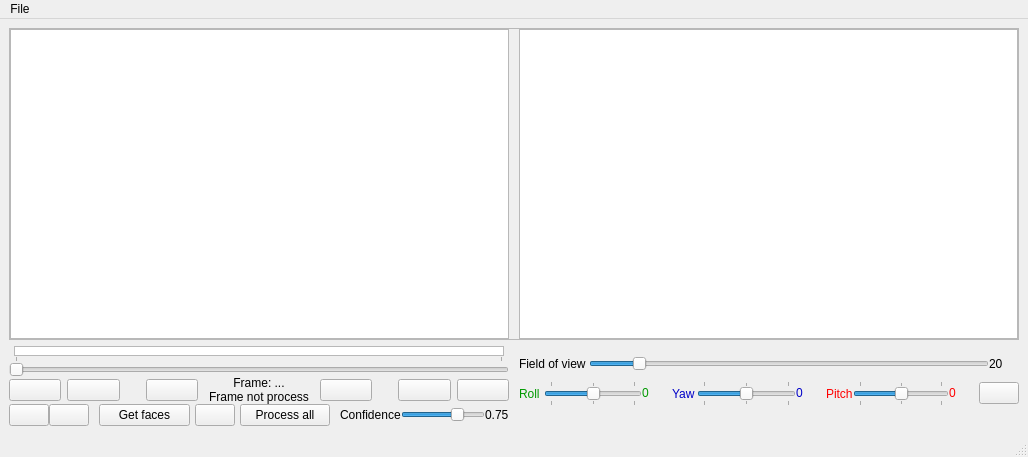
Old version of the form code/ui/main.ui in the repository senecolas/IRC3D-head-compare.
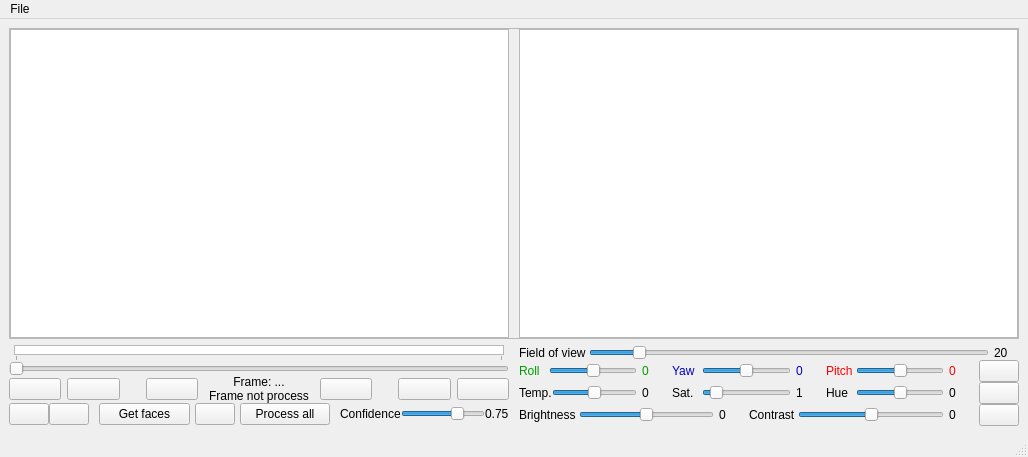
New version of the form. Icons and pictures are not drawn.

Commit message: Added filters sliders

```diff
--- a/code/ui/main.ui
+++ b/code/ui/main.ui
@@ -814,6 +814,9 @@
                <set>Qt::AlignLeading|Qt::AlignLeft|Qt::AlignVCenter</set>
               </property>
               <property name="margin">
+               <number>0</number>
+              </property>
+              <property name="indent">
                <number>5</number>
               </property>
              </widget>
@@ -839,7 +842,7 @@
               </property>
               <property name="minimumSize">
                <size>
-                <width>25</width>
+                <width>30</width>
                 <height>0</height>
                </size>
               </property>
@@ -869,7 +872,7 @@
                <enum>Qt::Horizontal</enum>
               </property>
               <property name="tickPosition">
-               <enum>QSlider::TicksBothSides</enum>
+               <enum>QSlider::NoTicks</enum>
               </property>
               <property name="tickInterval">
                <number>180</number>
@@ -886,7 +889,7 @@
               </property>
               <property name="minimumSize">
                <size>
-                <width>30</width>
+                <width>35</width>
                 <height>0</height>
                </size>
               </property>
@@ -900,6 +903,9 @@
                <set>Qt::AlignLeading|Qt::AlignLeft|Qt::AlignVCenter</set>
               </property>
               <property name="margin">
+               <number>0</number>
+              </property>
+              <property name="indent">
                <number>5</number>
               </property>
              </widget>
@@ -918,7 +924,7 @@
               </property>
               <property name="minimumSize">
                <size>
-                <width>25</width>
+                <width>30</width>
                 <height>0</height>
                </size>
               </property>
@@ -948,7 +954,7 @@
                <enum>Qt::Horizontal</enum>
               </property>
               <property name="tickPosition">
-               <enum>QSlider::TicksBothSides</enum>
+               <enum>QSlider::NoTicks</enum>
               </property>
               <property name="tickInterval">
                <number>180</number>
@@ -965,7 +971,7 @@
               </property>
               <property name="minimumSize">
                <size>
-                <width>30</width>
+                <width>35</width>
                 <height>0</height>
                </size>
               </property>
@@ -979,6 +985,9 @@
                <set>Qt::AlignLeading|Qt::AlignLeft|Qt::AlignVCenter</set>
               </property>
               <property name="margin">
+               <number>0</number>
+              </property>
+              <property name="indent">
                <number>5</number>
               </property>
              </widget>
@@ -997,7 +1006,7 @@
               </property>
               <property name="minimumSize">
                <size>
-                <width>25</width>
+                <width>30</width>
                 <height>0</height>
                </size>
               </property>
@@ -1027,7 +1036,7 @@
                <enum>Qt::Horizontal</enum>
               </property>
               <property name="tickPosition">
-               <enum>QSlider::TicksBothSides</enum>
+               <enum>QSlider::NoTicks</enum>
               </property>
               <property name="tickInterval">
                <number>180</number>
@@ -1044,7 +1053,7 @@
               </property>
               <property name="minimumSize">
                <size>
-                <width>30</width>
+                <width>35</width>
                 <height>0</height>
                </size>
               </property>
@@ -1058,6 +1067,9 @@
                <set>Qt::AlignLeading|Qt::AlignLeft|Qt::AlignVCenter</set>
               </property>
               <property name="margin">
+               <number>0</number>
+              </property>
+              <property name="indent">
                <number>5</number>
               </property>
              </widget>
@@ -1094,21 +1106,456 @@
           <property name="spacing">
            <number>0</number>
           </property>
-          <property name="sizeConstraint">
-           <enum>QLayout::SetMinimumSize</enum>
+          <item>
+           <layout class="QHBoxLayout" name="horizontalLayout_12">
+            <item>
+             <widget class="QLabel" name="temperatureTitle">
+              <property name="sizePolicy">
+               <sizepolicy hsizetype="Fixed" vsizetype="Preferred">
+                <horstretch>0</horstretch>
+                <verstretch>0</verstretch>
+               </sizepolicy>
+              </property>
+              <property name="minimumSize">
+               <size>
+                <width>30</width>
+                <height>0</height>
+               </size>
+              </property>
+              <property name="text">
+               <string>Temp.</string>
+              </property>
+             </widget>
+            </item>
+            <item>
+             <widget class="QSlider" name="temperatureSlider">
+              <property name="sizePolicy">
+               <sizepolicy hsizetype="Minimum" vsizetype="Fixed">
+                <horstretch>0</horstretch>
+                <verstretch>0</verstretch>
+               </sizepolicy>
+              </property>
+              <property name="minimum">
+               <number>-100</number>
+              </property>
+              <property name="maximum">
+               <number>100</number>
+              </property>
+              <property name="value">
+               <number>0</number>
+              </property>
+              <property name="orientation">
+               <enum>Qt::Horizontal</enum>
+              </property>
+              <property name="tickPosition">
+               <enum>QSlider::NoTicks</enum>
+              </property>
+              <property name="tickInterval">
+               <number>45</number>
+              </property>
+             </widget>
+            </item>
+            <item>
+             <widget class="QLabel" name="temperatureInfo">
+              <property name="sizePolicy">
+               <sizepolicy hsizetype="Fixed" vsizetype="Preferred">
+                <horstretch>0</horstretch>
+                <verstretch>0</verstretch>
+               </sizepolicy>
+              </property>
+              <property name="minimumSize">
+               <size>
+                <width>35</width>
+                <height>0</height>
+               </size>
+              </property>
+              <property name="text">
+               <string>0</string>
+              </property>
+              <property name="alignment">
+               <set>Qt::AlignLeading|Qt::AlignLeft|Qt::AlignVCenter</set>
+              </property>
+              <property name="margin">
+               <number>0</number>
+              </property>
+              <property name="indent">
+               <number>5</number>
+              </property>
+             </widget>
+            </item>
+           </layout>
+          </item>
+          <item>
+           <layout class="QHBoxLayout" name="horizontalLayout_9">
+            <item>
+             <widget class="QLabel" name="saturationTitle">
+              <property name="sizePolicy">
+               <sizepolicy hsizetype="Fixed" vsizetype="Preferred">
+                <horstretch>0</horstretch>
+                <verstretch>0</verstretch>
+               </sizepolicy>
+              </property>
+              <property name="minimumSize">
+               <size>
+                <width>30</width>
+                <height>0</height>
+               </size>
+              </property>
+              <property name="text">
+               <string>Sat.</string>
+              </property>
+             </widget>
+            </item>
+            <item>
+             <widget class="QSlider" name="saturationSlider">
+              <property name="sizePolicy">
+               <sizepolicy hsizetype="Minimum" vsizetype="Fixed">
+                <horstretch>0</horstretch>
+                <verstretch>0</verstretch>
+               </sizepolicy>
+              </property>
+              <property name="minimum">
+               <number>0</number>
+              </property>
+              <property name="maximum">
+               <number>10</number>
+              </property>
+              <property name="singleStep">
+               <number>1</number>
+              </property>
+              <property name="value">
+               <number>1</number>
+              </property>
+              <property name="orientation">
+               <enum>Qt::Horizontal</enum>
+              </property>
+              <property name="tickPosition">
+               <enum>QSlider::NoTicks</enum>
+              </property>
+              <property name="tickInterval">
+               <number>45</number>
+              </property>
+             </widget>
+            </item>
+            <item>
+             <widget class="QLabel" name="saturationInfo">
+              <property name="sizePolicy">
+               <sizepolicy hsizetype="Fixed" vsizetype="Preferred">
+                <horstretch>0</horstretch>
+                <verstretch>0</verstretch>
+               </sizepolicy>
+              </property>
+              <property name="minimumSize">
+               <size>
+                <width>35</width>
+                <height>0</height>
+               </size>
+              </property>
+              <property name="text">
+               <string>1</string>
+              </property>
+              <property name="alignment">
+               <set>Qt::AlignLeading|Qt::AlignLeft|Qt::AlignVCenter</set>
+              </property>
+              <property name="margin">
+               <number>0</number>
+              </property>
+              <property name="indent">
+               <number>5</number>
+              </property>
+             </widget>
+            </item>
+           </layout>
+          </item>
+          <item>
+           <layout class="QHBoxLayout" name="horizontalLayout_10">
+            <item>
+             <widget class="QLabel" name="hueTitle">
+              <property name="sizePolicy">
+               <sizepolicy hsizetype="Fixed" vsizetype="Preferred">
+                <horstretch>0</horstretch>
+                <verstretch>0</verstretch>
+               </sizepolicy>
+              </property>
+              <property name="minimumSize">
+               <size>
+                <width>30</width>
+                <height>0</height>
+               </size>
+              </property>
+              <property name="text">
+               <string>Hue</string>
+              </property>
+             </widget>
+            </item>
+            <item>
+             <widget class="QSlider" name="hueSlider">
+              <property name="sizePolicy">
+               <sizepolicy hsizetype="Minimum" vsizetype="Fixed">
+                <horstretch>0</horstretch>
+                <verstretch>0</verstretch>
+               </sizepolicy>
+              </property>
+              <property name="minimum">
+               <number>-180</number>
+              </property>
+              <property name="maximum">
+               <number>180</number>
+              </property>
+              <property name="value">
+               <number>0</number>
+              </property>
+              <property name="orientation">
+               <enum>Qt::Horizontal</enum>
+              </property>
+              <property name="tickPosition">
+               <enum>QSlider::NoTicks</enum>
+              </property>
+              <property name="tickInterval">
+               <number>45</number>
+              </property>
+             </widget>
+            </item>
+            <item>
+             <widget class="QLabel" name="hueInfo">
+              <property name="sizePolicy">
+               <sizepolicy hsizetype="Fixed" vsizetype="Preferred">
+                <horstretch>0</horstretch>
+                <verstretch>0</verstretch>
+               </sizepolicy>
+              </property>
+              <property name="minimumSize">
+               <size>
+                <width>35</width>
+                <height>0</height>
+               </size>
+              </property>
+              <property name="text">
+               <string>0</string>
+              </property>
+              <property name="alignment">
+               <set>Qt::AlignLeading|Qt::AlignLeft|Qt::AlignVCenter</set>
+              </property>
+              <property name="margin">
+               <number>0</number>
+              </property>
+              <property name="indent">
+               <number>5</number>
+              </property>
+             </widget>
+            </item>
+           </layout>
+          </item>
+          <item>
+           <widget class="QPushButton" name="resetTSH_PB">
+            <property name="sizePolicy">
+             <sizepolicy hsizetype="Fixed" vsizetype="Fixed">
+              <horstretch>0</horstretch>
+              <verstretch>0</verstretch>
+             </sizepolicy>
+            </property>
+            <property name="text">
+             <string/>
+            </property>
+            <property name="icon">
+             <iconset resource="icons.qrc">
+              <normaloff>:/icons/images/refresh.png</normaloff>:/icons/images/refresh.png</iconset>
+            </property>
+            <property name="iconSize">
+             <size>
+              <width>10</width>
+              <height>10</height>
+             </size>
+            </property>
+           </widget>
+          </item>
+         </layout>
+        </item>
+        <item>
+         <layout class="QHBoxLayout" name="horizontalLayout_15">
+          <property name="spacing">
+           <number>0</number>
           </property>
           <item>
-           <spacer name="horizontalSpacer_9">
-            <property name="orientation">
-             <enum>Qt::Horizontal</enum>
+           <layout class="QHBoxLayout" name="horizontalLayout_11">
+            <item>
+             <widget class="QLabel" name="brightnessTitle">
+              <property name="sizePolicy">
+               <sizepolicy hsizetype="Fixed" vsizetype="Preferred">
+                <horstretch>0</horstretch>
+                <verstretch>0</verstretch>
+               </sizepolicy>
+              </property>
+              <property name="minimumSize">
+               <size>
+                <width>45</width>
+                <height>0</height>
+               </size>
+              </property>
+              <property name="text">
+               <string>Brightness </string>
+              </property>
+             </widget>
+            </item>
+            <item>
+             <widget class="QSlider" name="brightnessSlider">
+              <property name="sizePolicy">
+               <sizepolicy hsizetype="Minimum" vsizetype="Fixed">
+                <horstretch>0</horstretch>
+                <verstretch>0</verstretch>
+               </sizepolicy>
+              </property>
+              <property name="minimum">
+               <number>-100</number>
+              </property>
+              <property name="maximum">
+               <number>100</number>
+              </property>
+              <property name="value">
+               <number>0</number>
+              </property>
+              <property name="orientation">
+               <enum>Qt::Horizontal</enum>
+              </property>
+              <property name="tickPosition">
+               <enum>QSlider::NoTicks</enum>
+              </property>
+              <property name="tickInterval">
+               <number>45</number>
+              </property>
+             </widget>
+            </item>
+            <item>
+             <widget class="QLabel" name="brightnessInfo">
+              <property name="sizePolicy">
+               <sizepolicy hsizetype="Fixed" vsizetype="Preferred">
+                <horstretch>0</horstretch>
+                <verstretch>0</verstretch>
+               </sizepolicy>
+              </property>
+              <property name="minimumSize">
+               <size>
+                <width>35</width>
+                <height>0</height>
+               </size>
+              </property>
+              <property name="text">
+               <string>0</string>
+              </property>
+              <property name="alignment">
+               <set>Qt::AlignLeading|Qt::AlignLeft|Qt::AlignVCenter</set>
+              </property>
+              <property name="margin">
+               <number>0</number>
+              </property>
+              <property name="indent">
+               <number>5</number>
+              </property>
+             </widget>
+            </item>
+           </layout>
+          </item>
+          <item>
+           <layout class="QHBoxLayout" name="horizontalLayout_13">
+            <item>
+             <widget class="QLabel" name="contrastTile">
+              <property name="sizePolicy">
+               <sizepolicy hsizetype="Fixed" vsizetype="Preferred">
+                <horstretch>0</horstretch>
+                <verstretch>0</verstretch>
+               </sizepolicy>
+              </property>
+              <property name="minimumSize">
+               <size>
+                <width>45</width>
+                <height>0</height>
+               </size>
+              </property>
+              <property name="text">
+               <string>Contrast </string>
+              </property>
+             </widget>
+            </item>
+            <item>
+             <widget class="QSlider" name="contrastSlider">
+              <property name="sizePolicy">
+               <sizepolicy hsizetype="Minimum" vsizetype="Fixed">
+                <horstretch>0</horstretch>
+                <verstretch>0</verstretch>
+               </sizepolicy>
+              </property>
+              <property name="minimum">
+               <number>-100</number>
+              </property>
+              <property name="maximum">
+               <number>100</number>
+              </property>
+              <property name="value">
+               <number>0</number>
+              </property>
+              <property name="orientation">
+               <enum>Qt::Horizontal</enum>
+              </property>
+              <property name="tickPosition">
+               <enum>QSlider::NoTicks</enum>
+              </property>
+              <property name="tickInterval">
+               <number>45</number>
+              </property>
+             </widget>
+            </item>
+            <item>
+             <widget class="QLabel" name="contrastInfo">
+              <property name="sizePolicy">
+               <sizepolicy hsizetype="Fixed" vsizetype="Preferred">
+                <horstretch>0</horstretch>
+                <verstretch>0</verstretch>
+               </sizepolicy>
+              </property>
+              <property name="minimumSize">
+               <size>
+                <width>35</width>
+                <height>0</height>
+               </size>
+              </property>
+              <property name="text">
+               <string>0</string>
+              </property>
+              <property name="alignment">
+               <set>Qt::AlignLeading|Qt::AlignLeft|Qt::AlignVCenter</set>
+              </property>
+              <property name="margin">
+               <number>0</number>
+              </property>
+              <property name="indent">
+               <number>5</number>
+              </property>
+             </widget>
+            </item>
+           </layout>
+          </item>
+          <item>
+           <widget class="QPushButton" name="resetBC_PB">
+            <property name="sizePolicy">
+             <sizepolicy hsizetype="Fixed" vsizetype="Fixed">
+              <horstretch>0</horstretch>
+              <verstretch>0</verstretch>
+             </sizepolicy>
             </property>
-            <property name="sizeHint" stdset="0">
+            <property name="text">
+             <string/>
+            </property>
+            <property name="icon">
+             <iconset resource="icons.qrc">
+              <normaloff>:/icons/images/refresh.png</normaloff>:/icons/images/refresh.png</iconset>
+            </property>
+            <property name="iconSize">
              <size>
-              <width>40</width>
-              <height>20</height>
+              <width>10</width>
+              <height>10</height>
              </size>
             </property>
-           </spacer>
+           </widget>
           </item>
          </layout>
         </item>
```
Left out of the diff: 4 changed lines with no effect on the pictures. The commit also changes 3 other files.
